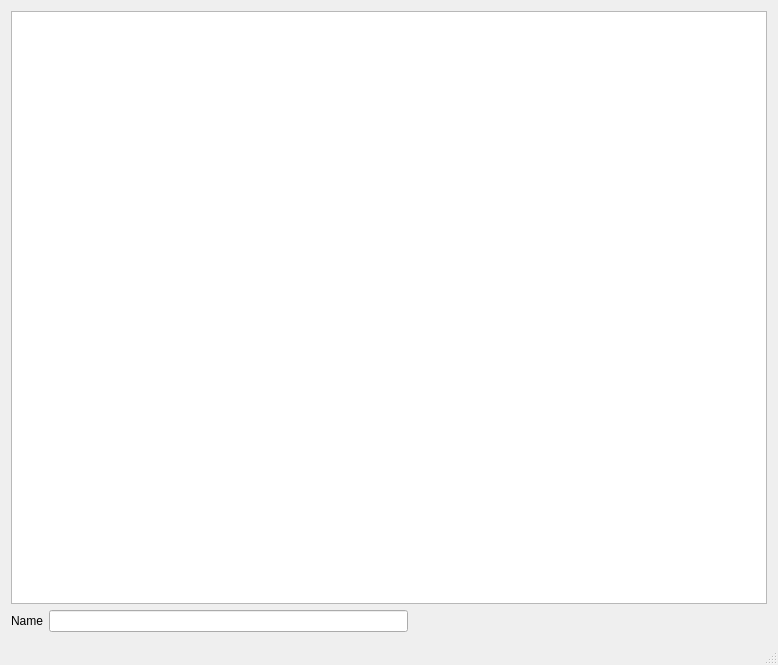
Before: the Qt Designer form QtTests/TreeeModel/mainwindow.ui in arielbernal/research, drawn with Qt 5.
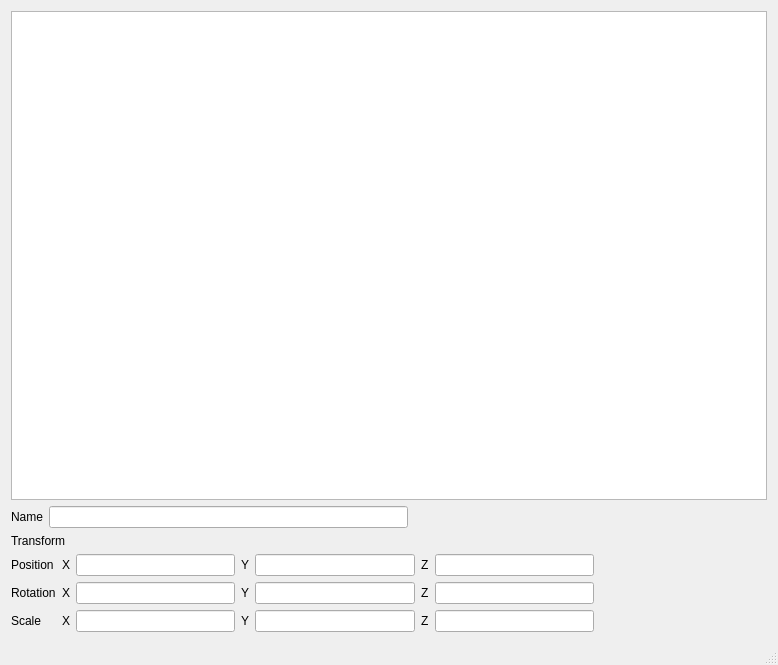
After: the same form once the commit is applied.

What changed in the file:
```diff
--- a/QtTests/TreeeModel/mainwindow.ui
+++ b/QtTests/TreeeModel/mainwindow.ui
@@ -17,10 +17,7 @@
    <layout class="QGridLayout" name="gridLayout_2">
     <item row="0" column="0">
      <layout class="QGridLayout" name="gridLayout">
-      <item row="0" column="0">
-       <widget class="QTreeView" name="treeView"/>
-      </item>
-      <item row="2" column="0">
+      <item row="3" column="0">
        <layout class="QHBoxLayout" name="horizontalLayout">
         <item>
          <widget class="QLabel" name="label">
@@ -47,6 +44,230 @@
         </item>
        </layout>
       </item>
+      <item row="0" column="0">
+       <widget class="QTreeView" name="treeView"/>
+      </item>
+     </layout>
+    </item>
+    <item row="1" column="0">
+     <layout class="QVBoxLayout" name="verticalLayout_6">
+      <item>
+       <widget class="QLabel" name="label_2">
+        <property name="text">
+         <string>Transform</string>
+        </property>
+       </widget>
+      </item>
+      <item>
+       <layout class="QHBoxLayout" name="horizontalLayout_11">
+        <item>
+         <layout class="QVBoxLayout" name="verticalLayout">
+          <item>
+           <widget class="QLabel" name="label_6">
+            <property name="text">
+             <string>Position</string>
+            </property>
+           </widget>
+          </item>
+          <item>
+           <widget class="QLabel" name="label_7">
+            <property name="text">
+             <string>Rotation</string>
+            </property>
+           </widget>
+          </item>
+          <item>
+           <widget class="QLabel" name="label_11">
+            <property name="text">
+             <string>Scale</string>
+            </property>
+           </widget>
+          </item>
+         </layout>
+        </item>
+        <item>
+         <layout class="QVBoxLayout" name="verticalLayout_2">
+          <item>
+           <layout class="QHBoxLayout" name="horizontalLayout_2">
+            <item>
+             <widget class="QLabel" name="label_3">
+              <property name="text">
+               <string>X</string>
+              </property>
+             </widget>
+            </item>
+            <item>
+             <widget class="QLineEdit" name="editPosX"/>
+            </item>
+           </layout>
+          </item>
+          <item>
+           <layout class="QHBoxLayout" name="horizontalLayout_3">
+            <item>
+             <widget class="QLabel" name="label_9">
+              <property name="text">
+               <string>X</string>
+              </property>
+             </widget>
+            </item>
+            <item>
+             <widget class="QLineEdit" name="editRotX"/>
+            </item>
+           </layout>
+          </item>
+          <item>
+           <layout class="QHBoxLayout" name="horizontalLayout_4">
+            <item>
+             <widget class="QLabel" name="label_13">
+              <property name="text">
+               <string>X</string>
+              </property>
+             </widget>
+            </item>
+            <item>
+             <widget class="QLineEdit" name="editScaleX"/>
+            </item>
+           </layout>
+          </item>
+         </layout>
+        </item>
+        <item>
+         <layout class="QVBoxLayout" name="verticalLayout_3">
+          <item>
+           <layout class="QHBoxLayout" name="horizontalLayout_5">
+            <item>
+             <widget class="QLabel" name="label_4">
+              <property name="text">
+               <string>Y</string>
+              </property>
+             </widget>
+            </item>
+            <item>
+             <widget class="QLineEdit" name="editPosY"/>
+            </item>
+           </layout>
+          </item>
+          <item>
+           <layout class="QHBoxLayout" name="horizontalLayout_7">
+            <item>
+             <widget class="QLabel" name="label_10">
+              <property name="text">
+               <string>Y</string>
+              </property>
+             </widget>
+            </item>
+            <item>
+             <widget class="QLineEdit" name="editRotY"/>
+            </item>
+           </layout>
+          </item>
+          <item>
+           <layout class="QHBoxLayout" name="horizontalLayout_9">
+            <item>
+             <widget class="QLabel" name="label_14">
+              <property name="text">
+               <string>Y</string>
+              </property>
+             </widget>
+            </item>
+            <item>
+             <widget class="QLineEdit" name="editScaleY"/>
+            </item>
+           </layout>
+          </item>
+         </layout>
+        </item>
+        <item>
+         <layout class="QVBoxLayout" name="verticalLayout_4">
+          <item>
+           <layout class="QHBoxLayout" name="horizontalLayout_6">
+            <item>
+             <widget class="QLabel" name="label_5">
+              <property name="text">
+               <string>Z</string>
+              </property>
+             </widget>
+            </item>
+            <item>
+             <widget class="QLineEdit" name="editPosZ"/>
+            </item>
+           </layout>
+          </item>
+          <item>
+           <layout class="QHBoxLayout" name="horizontalLayout_8">
+            <item>
+             <widget class="QLabel" name="label_8">
+              <property name="text">
+               <string>Z</string>
+              </property>
+             </widget>
+            </item>
+            <item>
+             <widget class="QLineEdit" name="editRotZ"/>
+            </item>
+           </layout>
+          </item>
+          <item>
+           <layout class="QHBoxLayout" name="horizontalLayout_10">
+            <item>
+             <widget class="QLabel" name="label_12">
+              <property name="text">
+               <string>Z</string>
+              </property>
+             </widget>
+            </item>
+            <item>
+             <widget class="QLineEdit" name="editScaleZ"/>
+            </item>
+           </layout>
+          </item>
+         </layout>
+        </item>
+        <item>
+         <layout class="QVBoxLayout" name="verticalLayout_5">
+          <item>
+           <spacer name="horizontalSpacer_2">
+            <property name="orientation">
+             <enum>Qt::Horizontal</enum>
+            </property>
+            <property name="sizeHint" stdset="0">
+             <size>
+              <width>40</width>
+              <height>20</height>
+             </size>
+            </property>
+           </spacer>
+          </item>
+          <item>
+           <spacer name="horizontalSpacer_3">
+            <property name="orientation">
+             <enum>Qt::Horizontal</enum>
+            </property>
+            <property name="sizeHint" stdset="0">
+             <size>
+              <width>40</width>
+              <height>20</height>
+             </size>
+            </property>
+           </spacer>
+          </item>
+          <item>
+           <spacer name="horizontalSpacer_4">
+            <property name="orientation">
+             <enum>Qt::Horizontal</enum>
+            </property>
+            <property name="sizeHint" stdset="0">
+             <size>
+              <width>40</width>
+              <height>20</height>
+             </size>
+            </property>
+           </spacer>
+          </item>
+         </layout>
+        </item>
+       </layout>
+      </item>
      </layout>
     </item>
    </layout>
```
Left out of the diff: 4 changed lines with no effect on the pictures.
